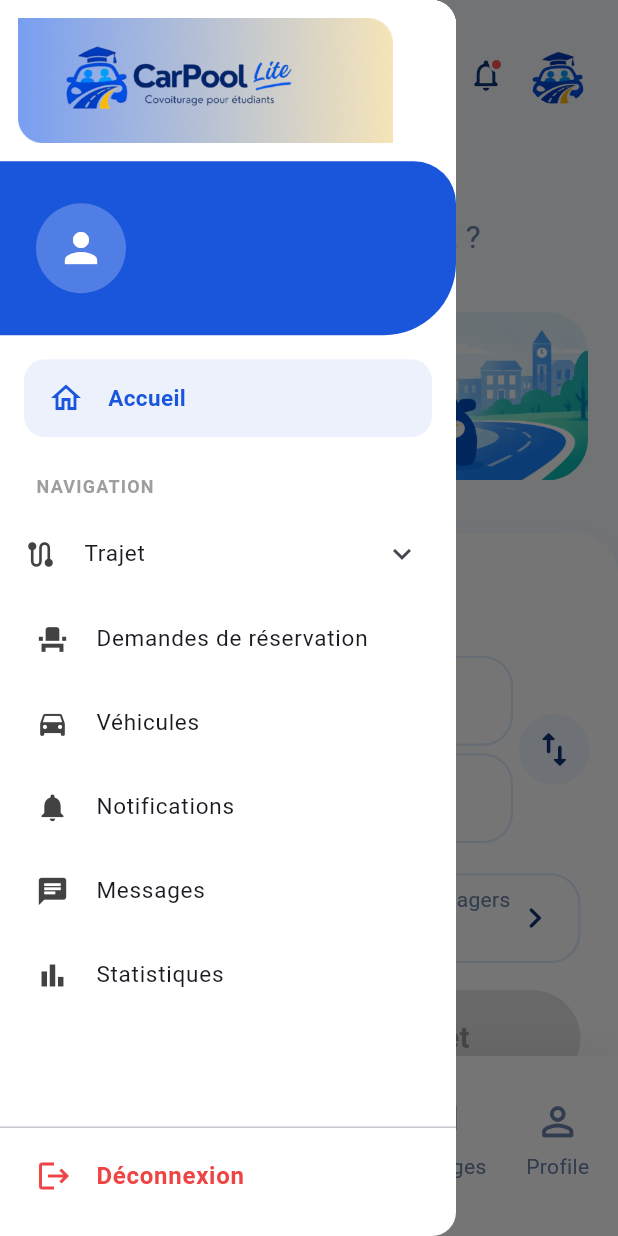
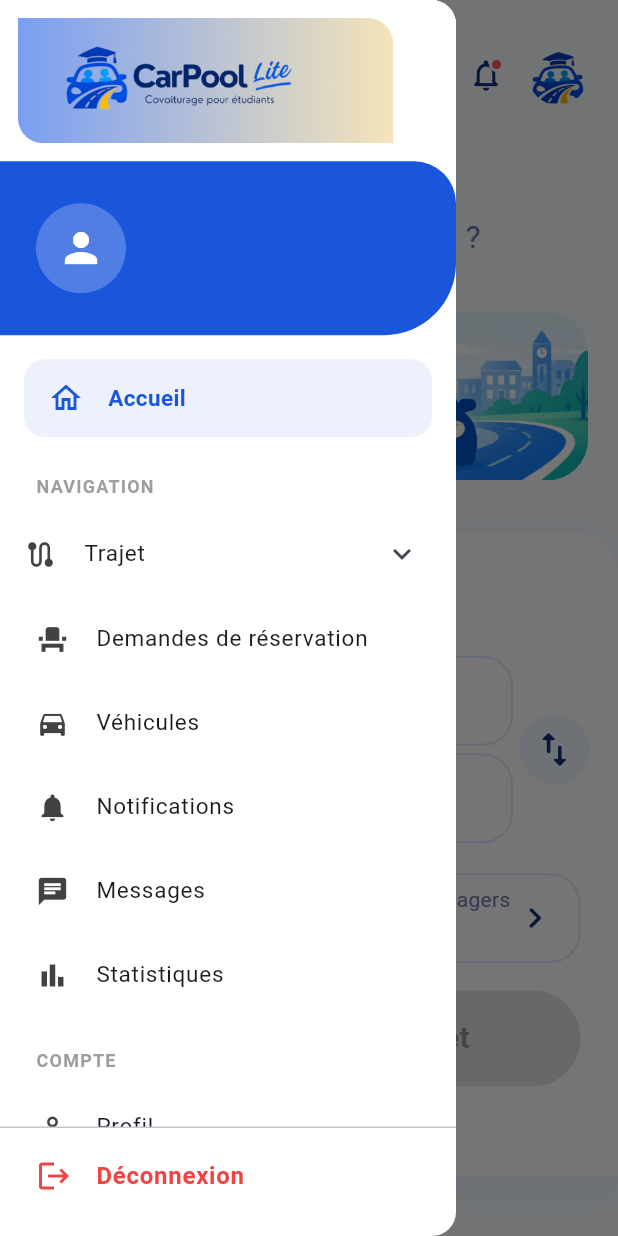
Before and after one commit to aksomda/repo-aksomda-groupe27-carpool-lite, a Flutter app: the HomeScreen screen opened by its route, with the side drawer open, on a phone screen of 412 x 824 dp. Run offline on Flutter 3.47's test engine with Material 3 defaults, Android fonts, the phone set to English and light mode, and no system bars; our stand-ins replace cloud_firestore, firebase_auth, firebase_core, firebase_messaging, fl_chart, flutter_local_notifications and 3 more; accounts and stored records are empty.

Commit message:
suppression de la barre de menu du bas et déplacement du module Profil dans la drawer de l'espace étudiant
suppression de la barre de menu du bas et déplacement du module Profil dans la drawer de l'espace étudiant

```diff
--- a/lib/features/chat/presentation/screens/chat_list_screen.dart
+++ b/lib/features/chat/presentation/screens/chat_list_screen.dart
@@ -3,7 +3,7 @@ import 'package:flutter_riverpod/flutter_riverpod.dart';
 
 import '../../../auth/domain/entities/user_entity.dart';
 import '../../../auth/presentation/providers/auth_provider.dart';
-import '../../../navigation/presentation/widgets/bottom_navigation.dart';
+// import '../../../navigation/presentation/widgets/bottom_navigation.dart'; // masqué temporairement
 import '../../domain/entities/message.dart';
 import '../providers/chat_provider.dart';
 import '../widgets/conversationcard.dart';
@@ -278,9 +278,9 @@ class _ChatListScreenState extends ConsumerState<ChatListScreen> {
       ),
 
       // =====================================================
-      // BOTTOM NAVIGATION
+      // BOTTOM NAVIGATION (masquée temporairement)
       // =====================================================
-      bottomNavigationBar: HomeBottomNavigation(currentIndex: 3),
+      // bottomNavigationBar: HomeBottomNavigation(currentIndex: 3),
     );
   }
 }
--- a/lib/features/navigation/presentation/screens/home_screen.dart
+++ b/lib/features/navigation/presentation/screens/home_screen.dart
@@ -8,7 +8,7 @@ import 'package:repo_aksomda_groupe27_carpool_lite/features/auth/presentation/pr
 import '../../../../core/theme/app_theme.dart';
 import '../widgets/home_header.dart';
 import '../widgets/search_trip_card.dart';
-import '../widgets/bottom_navigation.dart';
+// import '../widgets/bottom_navigation.dart'; // masqué temporairement
 import '../widgets/quick_access_grid.dart';
 import '../widgets/app_drawer.dart';
 
@@ -221,7 +221,8 @@ class _HomeScreenState extends State<HomeScreen> {
         ),
       ),
 
-      bottomNavigationBar: HomeBottomNavigation(currentIndex: 0),
+      // bottomNavigationBar masquée temporairement (menu du bas désactivé).
+      // bottomNavigationBar: HomeBottomNavigation(currentIndex: 0),
     );
   }
 }
--- a/lib/features/navigation/presentation/widgets/app_drawer.dart
+++ b/lib/features/navigation/presentation/widgets/app_drawer.dart
@@ -260,6 +260,15 @@ class AppDrawer extends StatelessWidget {
                     route: '/statistics',
                   ),
 
+                  _sectionLabel('COMPTE'),
+
+                  _menuItem(
+                    context,
+                    icon: Icons.person_outline_rounded,
+                    label: 'Profil',
+                    route: '/profile',
+                  ),
+
                   const SizedBox(height: 8),
                 ],
               ),
--- a/lib/features/navigation/presentation/widgets/bottom_navigation.dart
+++ b/lib/features/navigation/presentation/widgets/bottom_navigation.dart
@@ -65,13 +65,7 @@ class HomeBottomNavigation extends StatelessWidget {
                   label: 'Messages',
                   selected: currentIndex == 3,
                   onTap: () => context.go('/chat'),
-                ),
-
-                _NavItem(
-                  icon: Icons.person_outline_rounded,
-                  label: 'Profile',
-                  selected: currentIndex == 4,
-                  onTap: () => context.go('/profile'),
+                  flex: 2,
                 ),
               ],
             ),
@@ -123,17 +117,20 @@ class _NavItem extends StatelessWidget {
   final String label;
   final bool selected;
   final VoidCallback onTap;
+  final int flex;
 
   const _NavItem({
     required this.icon,
     required this.label,
     required this.selected,
     required this.onTap,
+    this.flex = 1,
   });
 
   @override
   Widget build(BuildContext context) {
     return Expanded(
+      flex: flex,
       child: GestureDetector(
         onTap: onTap,
         behavior: HitTestBehavior.opaque,
--- a/lib/features/profile/presentation/screens/profile_screen.dart
+++ b/lib/features/profile/presentation/screens/profile_screen.dart
@@ -3,7 +3,7 @@ import 'package:flutter/material.dart';
 
 import '../../../auth/domain/entities/user_entity.dart';
 import '../../../auth/presentation/providers/auth_provider.dart';
-import '../../../navigation/presentation/widgets/bottom_navigation.dart';
+// import '../../../navigation/presentation/widgets/bottom_navigation.dart'; // masqué temporairement
 import '../providers/profile_provider.dart';
 import '../widgets/profile_avatar.dart';
 import 'edit_profile_screen.dart';
@@ -340,7 +340,8 @@ class _ProfileScreenState extends State<ProfileScreen> {
                             ),
                           ],
                         ),
-          bottomNavigationBar: HomeBottomNavigation(currentIndex: 4),
+          // bottomNavigationBar masquée temporairement (menu du bas désactivé).
+          // bottomNavigationBar: const HomeBottomNavigation(currentIndex: -1),
         );
       },
     );
```
Also changed, not shown: lib/main.dart (+12 -6 lines), 1 other file.
